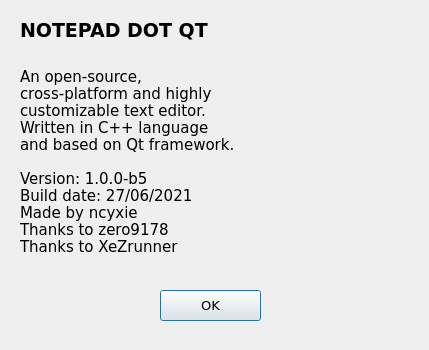
Old version of the form aboutdialog.ui in the repository ncyxie/Notepad-DOT-Qt.
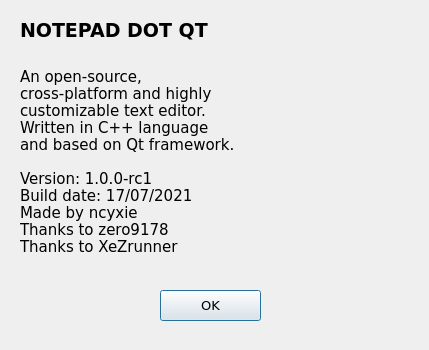
New version of the form.

What changed in the file:
```diff
--- a/aboutdialog.ui
+++ b/aboutdialog.ui
@@ -59,8 +59,8 @@
 Written in C++ language
 and based on Qt framework. 
 
-Version: 1.0.0-b5
-Build date: 27/06/2021
+Version: 1.0.0-rc1
+Build date: 17/07/2021
 Made by ncyxie
 Thanks to zero9178
 Thanks to XeZrunner
```
